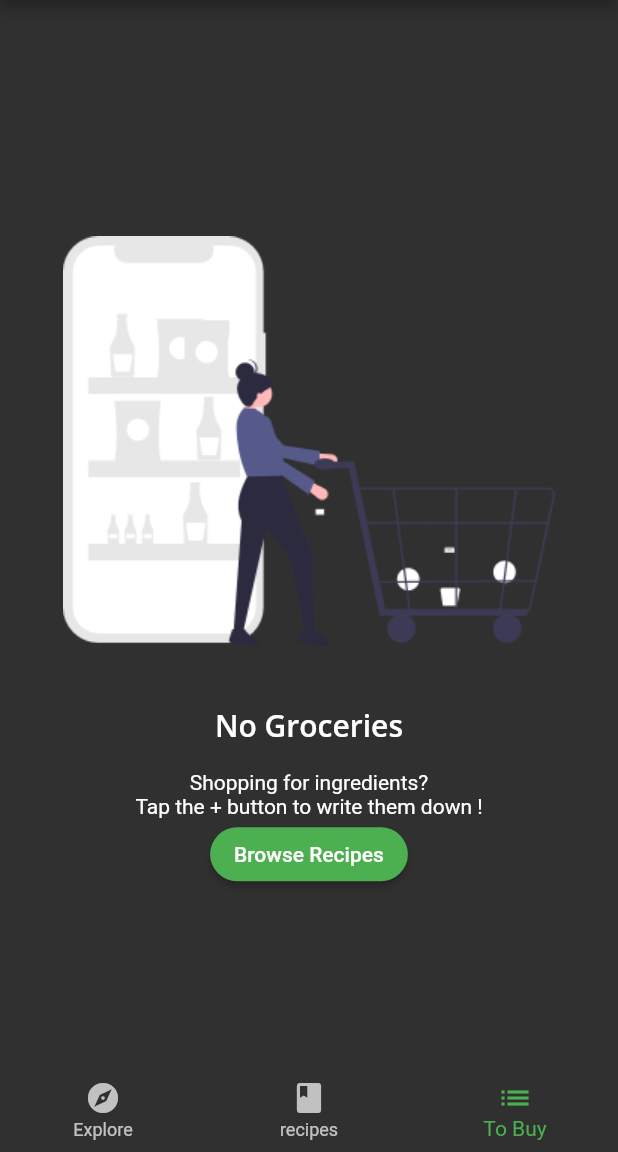
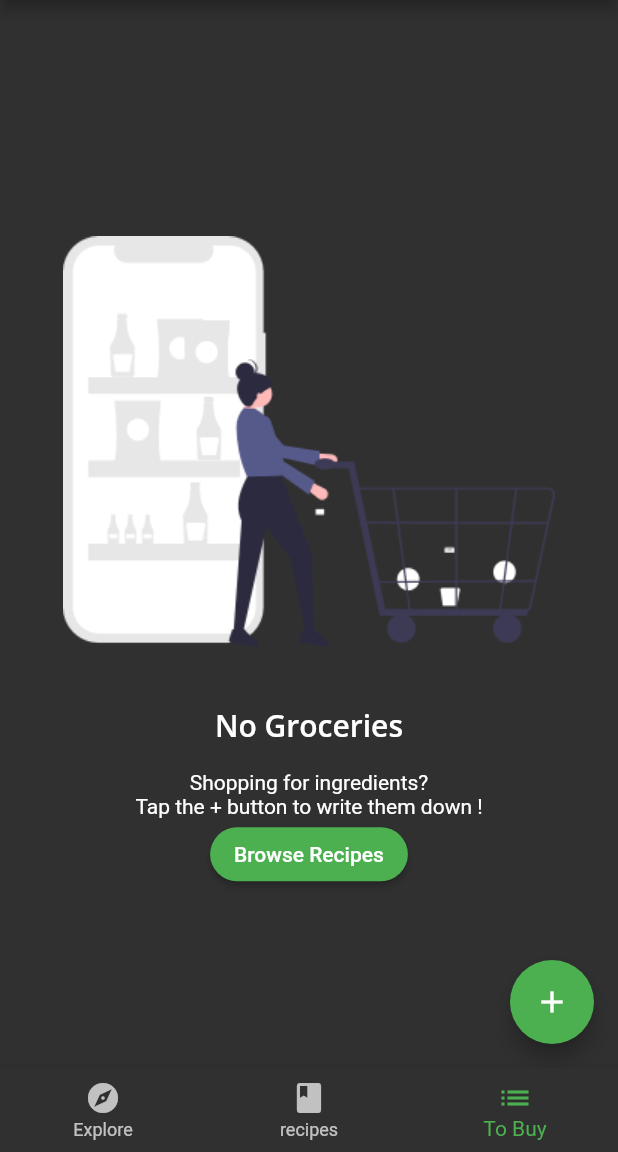
Before and after one commit to jognagram/fooderApp, a Flutter app: the screen it shows after launch, item 3 of the bottom bar chosen, on a phone screen of 412 x 824 dp, the part 84-1236 px from its top. Run offline on Flutter 3.47's test engine with Material 2 defaults, Android fonts, the phone set to English and light mode, and no system bars; our stand-ins replace google_fonts.

Commit message:
Grocery commit

```diff
--- a/lib/main.dart
+++ b/lib/main.dart
@@ -22,6 +22,7 @@ class FooderLich extends StatelessWidget {
       home: MultiProvider(
         providers: [
           ChangeNotifierProvider(create: (context) => TabManager()),
+          ChangeNotifierProvider(create: (context) => GroceryManager()),
         ],
         child: const Home(),
       )
--- a/lib/models/models.dart
+++ b/lib/models/models.dart
@@ -4,3 +4,4 @@ export 'post.dart';
 export 'simple_recipe.dart';
 export 'grocery_item.dart';
 export 'tab_manager.dart';
+export 'grocery_manager.dart';
--- a/lib/screens/empty_grocery_screen.dart
+++ b/lib/screens/empty_grocery_screen.dart
@@ -1,4 +1,6 @@
 import 'package:flutter/material.dart';
+import 'package:fooder_app/models/models.dart';
+import 'package:provider/provider.dart';
 
 class EmptyGroceryScreen extends StatelessWidget {
   const EmptyGroceryScreen({Key? key}) : super(key: key);
@@ -34,7 +36,9 @@ class EmptyGroceryScreen extends StatelessWidget {
                 borderRadius: BorderRadius.circular(30.0),
               ),
               color: Colors.green,
-              onPressed: () {},
+              onPressed: () {
+                Provider.of<TabManager>(context, listen: false).goToRecipes();
+              },
             )
           ],
         ),
--- a/lib/screens/grocery_screen.dart
+++ b/lib/screens/grocery_screen.dart
@@ -1,4 +1,6 @@
 import 'package:flutter/material.dart';
+import 'package:fooder_app/models/models.dart';
+import 'package:provider/provider.dart';
 import 'empty_grocery_screen.dart';
 
 class GroceryScreen extends StatelessWidget {
@@ -6,6 +8,27 @@ class GroceryScreen extends StatelessWidget {
 
   @override
   Widget build(BuildContext context) {
-    return EmptyGroceryScreen();
+    return Scaffold(
+      floatingActionButton: FloatingActionButton(
+        child: const Icon(Icons.add),
+        onPressed: () {
+
+        },
+      ),
+      body: buildGroceryScreen(),
+    );
   }
+
+  Widget buildGroceryScreen() {
+    return Consumer<GroceryManager>(
+        builder: (context, manager, child) {
+          if (manager.groceryItems.isNotEmpty) {
+            return Container();
+          } else {
+            return const EmptyGroceryScreen();
+          }
+        }
+    );
+  }
+
 }
--- a/pubspec.yaml
+++ b/pubspec.yaml
@@ -36,6 +36,9 @@ dependencies:
   cupertino_icons: ^1.0.2
   google_fonts: ^2.1.0
   provider: ^6.0.1
+  flutter_colorpicker: ^1.0.3
+  intl: ^0.17.0
+  uuid: ^3.0.5
 
 dev_dependencies:
   flutter_test:
```
Also changed, not shown: lib/models/grocery_manager.dart (+28 -0 lines), lib/screens/grocery_item_screen.dart (added, +27 -0 lines), lib/screens/grocery_item_dart.dart (deleted), pubspec.lock.
